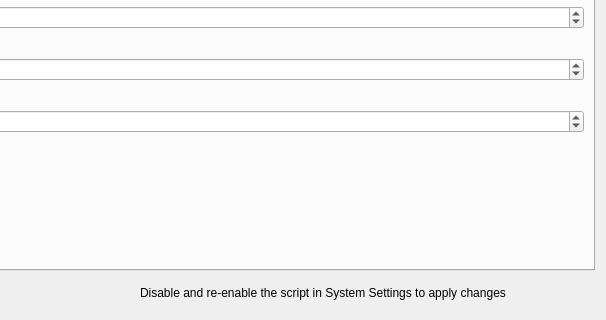
Old version of the form package/contents/ui/config.ui in the repository qewer33/Exquisite; both pictures show x 333 to 939 and y 114 to 434 of the 939 by 434 pixel window.
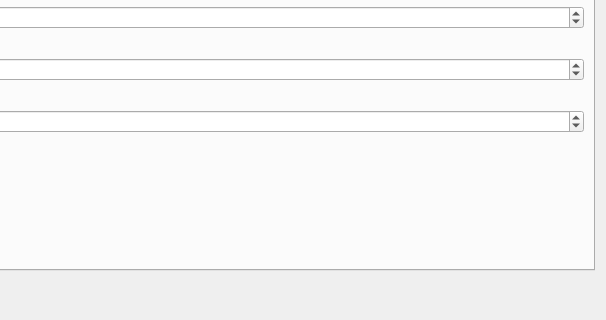
New version of the form. Icons and pictures are not drawn.

Commit message:
Drop the text saying to disable and re-enable.
It is no longer necessary to handle configuration updates, all anyone
needs to do is do a fresh open of the dialog.

Patch:
```diff
--- a/package/contents/ui/config.ui
+++ b/package/contents/ui/config.ui
@@ -440,13 +440,6 @@
         </property>
        </widget>
       </item>
-      <item>
-       <widget class="QLabel" name="label_3">
-        <property name="text">
-         <string>Disable and re-enable the script in System Settings to apply changes</string>
-        </property>
-       </widget>
-      </item>
      </layout>
     </widget>
    </item>
```
